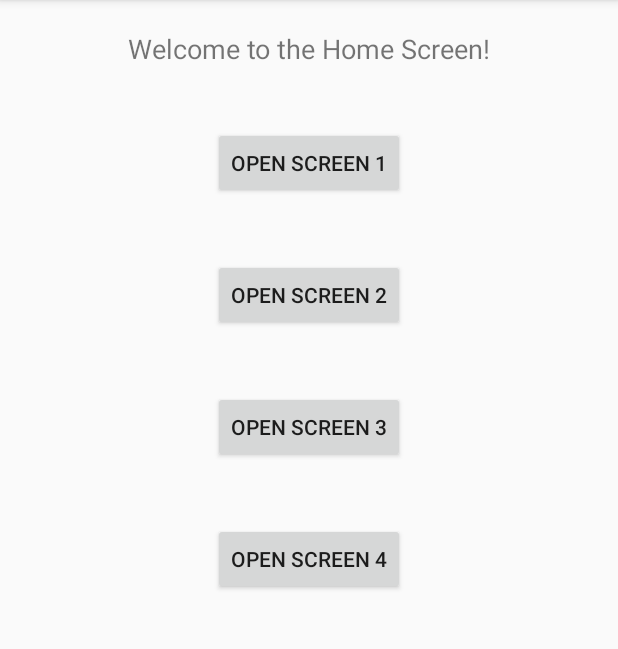
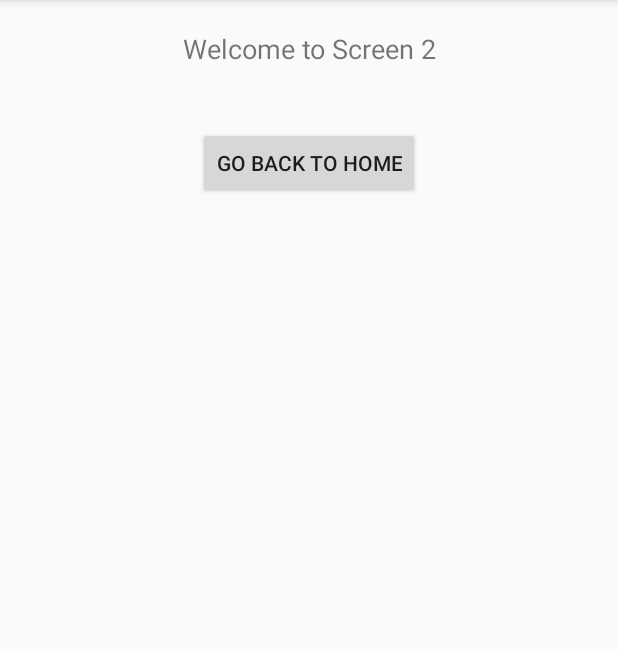
Before and after one commit to Kartikkumargujarati/FirebaseAnalytics, an Android app: the screen it shows after launch (MainActivity before the commit, Screen2Activity after it), after a tap on "OPEN SCREEN 2", on a phone screen of 412 x 824 dp, the part 84-733 px from its top. Run offline under Robolectric (Android 15) with nearby library versions, the phone set to English and light mode, and no system bars.

Commit message:
Opening different activities when clicking on buttons on the home screen. Each activity has a header with intent message and a button to go back to the home screen.

```diff
--- a/app/src/main/AndroidManifest.xml
+++ b/app/src/main/AndroidManifest.xml
@@ -19,6 +19,10 @@
 				<category android:name="android.intent.category.LAUNCHER" />
 			</intent-filter>
 		</activity>
+		<activity android:name=".Screen1Activity" />
+		<activity android:name=".Screen2Activity" />
+		<activity android:name=".Screen3Activity" />
+		<activity android:name=".Screen4Activity"></activity>
 	</application>
 
 </manifest>
--- a/app/src/main/java/com/kartik/firebaseanalytics/MainActivity.java
+++ b/app/src/main/java/com/kartik/firebaseanalytics/MainActivity.java
@@ -1,5 +1,6 @@
 package com.kartik.firebaseanalytics;
 
+import android.content.Intent;
 import android.support.v7.app.AppCompatActivity;
 import android.os.Bundle;
 import android.view.View;
@@ -7,6 +8,7 @@ import android.widget.Button;
 
 public class MainActivity extends AppCompatActivity {
 
+	public static final String EXTRA_MESSAGE = "com.kartik.EXTRA_MESSAGE";
 	private Button btn1;
 	private Button btn2;
 	private Button btn3;
@@ -46,8 +48,6 @@ public class MainActivity extends AppCompatActivity {
 				onButtonClick(v);
 			}
 		});
-
-
 	}
 
 	/* ------------------------------------ End Lifecycle Methods ------------------------------------ */
@@ -55,21 +55,26 @@ public class MainActivity extends AppCompatActivity {
 	private void onButtonClick (final View v) {
 		final View view = new View(this);
 		view.setId(v.getId());
+		Intent intent = null;
 		switch (v.getId()){
 			case R.id.btn_1:
-
+				intent = new Intent(this, Screen1Activity.class);
+				intent.putExtra(EXTRA_MESSAGE, "Welcome to Screen 1");
 				break;
 			case R.id.btn_2:
-
+				intent = new Intent(this, Screen2Activity.class);
+				intent.putExtra(EXTRA_MESSAGE, "Welcome to Screen 2");
 				break;
 			case R.id.btn_3:
-
+				intent = new Intent(this, Screen3Activity.class);
+				intent.putExtra(EXTRA_MESSAGE, "Welcome to Screen 3");
 				break;
 			case R.id.btn_4:
-
+				intent = new Intent(this, Screen4Activity.class);
+				intent.putExtra(EXTRA_MESSAGE, "Welcome to Screen 4");
 				break;
 		}
-
+		startActivity(intent);
 	}
 
 }
--- /dev/null
+++ b/app/src/main/java/com/kartik/firebaseanalytics/Screen2Activity.java
@@ -0,0 +1,32 @@
+package com.kartik.firebaseanalytics;
+
+import android.support.v7.app.AppCompatActivity;
+import android.os.Bundle;
+import android.view.View;
+import android.widget.Button;
+import android.widget.TextView;
+
+import static com.kartik.firebaseanalytics.MainActivity.EXTRA_MESSAGE;
+
+public class Screen2Activity extends AppCompatActivity {
+
+	private TextView textView;
+	private Button button;
+/* -------------------------------------- Lifecycle Methods -------------------------------------- */
+	@Override
+	protected void onCreate (Bundle savedInstanceState) {
+		super.onCreate(savedInstanceState);
+		setContentView(R.layout.activity_screen2);
+
+		textView = (TextView) findViewById(R.id.textview2);
+		textView.setText(getIntent().getStringExtra(EXTRA_MESSAGE));
+		button = (Button) findViewById(R.id.backbtn_2);
+		button.setOnClickListener(new View.OnClickListener() {
+			@Override
+			public void onClick (final View v) {
+				Screen2Activity.super.onBackPressed();
+			}
+		});
+	}
+/* ------------------------------------ End Lifecycle Methods ------------------------------------ */
+}
--- /dev/null
+++ b/app/src/main/res/layout/activity_screen2.xml
@@ -0,0 +1,27 @@
+<?xml version="1.0" encoding="utf-8"?>
+<LinearLayout
+	xmlns:android="http://schemas.android.com/apk/res/android"
+	xmlns:tools="http://schemas.android.com/tools"
+	android:layout_width="match_parent"
+	android:layout_height="match_parent"
+	android:orientation="vertical"
+	tools:context="com.kartik.firebaseanalytics.Screen2Activity">
+
+	<TextView
+		android:id="@+id/textview2"
+		android:layout_width="match_parent"
+		android:layout_height="wrap_content"
+		android:gravity="center_horizontal"
+		android:textSize="18sp"
+		android:padding="10dp"
+		android:layout_margin="10dp"/>
+
+	<Button
+		android:id="@+id/backbtn_2"
+		android:layout_width="wrap_content"
+		android:layout_height="wrap_content"
+		android:layout_gravity="center_horizontal"
+		android:text="Go Back To Home"
+		android:layout_margin="20dp"/>
+
+</LinearLayout>
```
Also changed, not shown: app/src/main/java/com/kartik/firebaseanalytics/Screen1Activity.java (added, +32 -0 lines), app/src/main/java/com/kartik/firebaseanalytics/Screen3Activity.java (added, +32 -0 lines), app/src/main/java/com/kartik/firebaseanalytics/Screen4Activity.java (added, +32 -0 lines), app/src/main/res/layout/activity_screen1.xml (added, +11 -0 lines), app/src/main/res/layout/activity_screen3.xml (added, +27 -0 lines), app/src/main/res/layout/activity_screen4.xml (added, +27 -0 lines).
